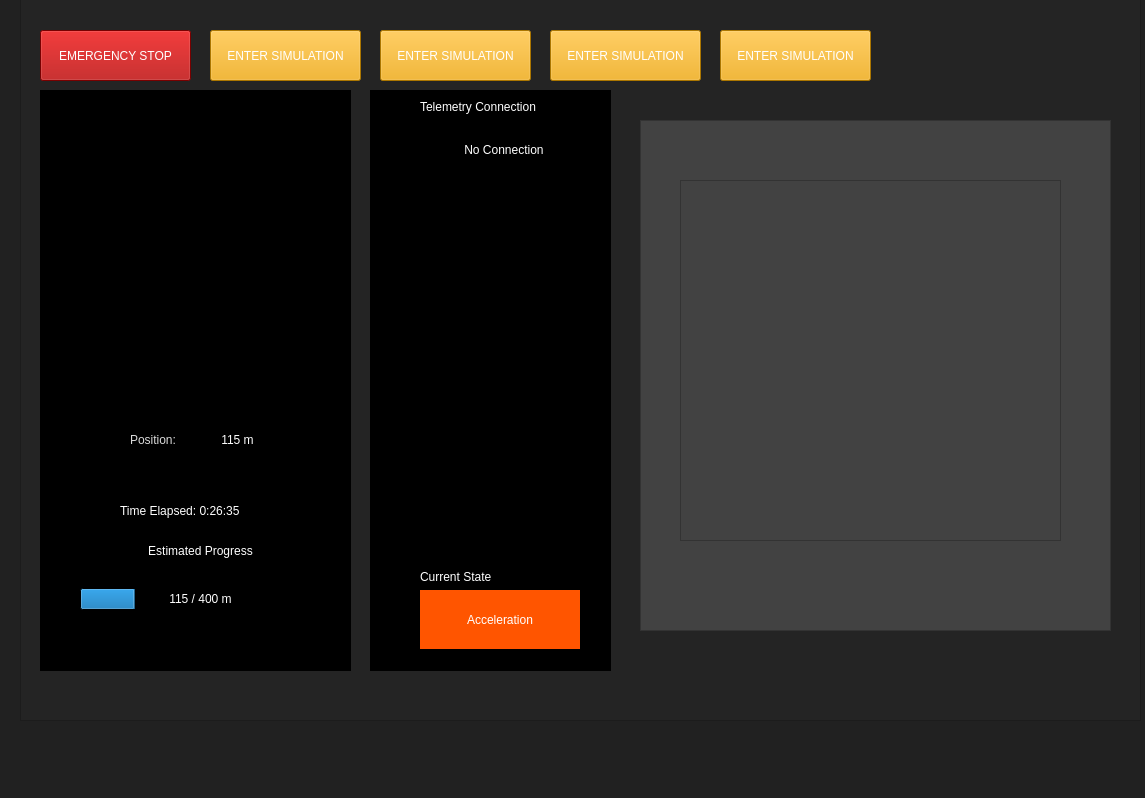
First picture: the form in GUI/AlbertaLoop_UI-Ian.ui, repository albertaloop/T_SWE_2019_2020, before the edit.
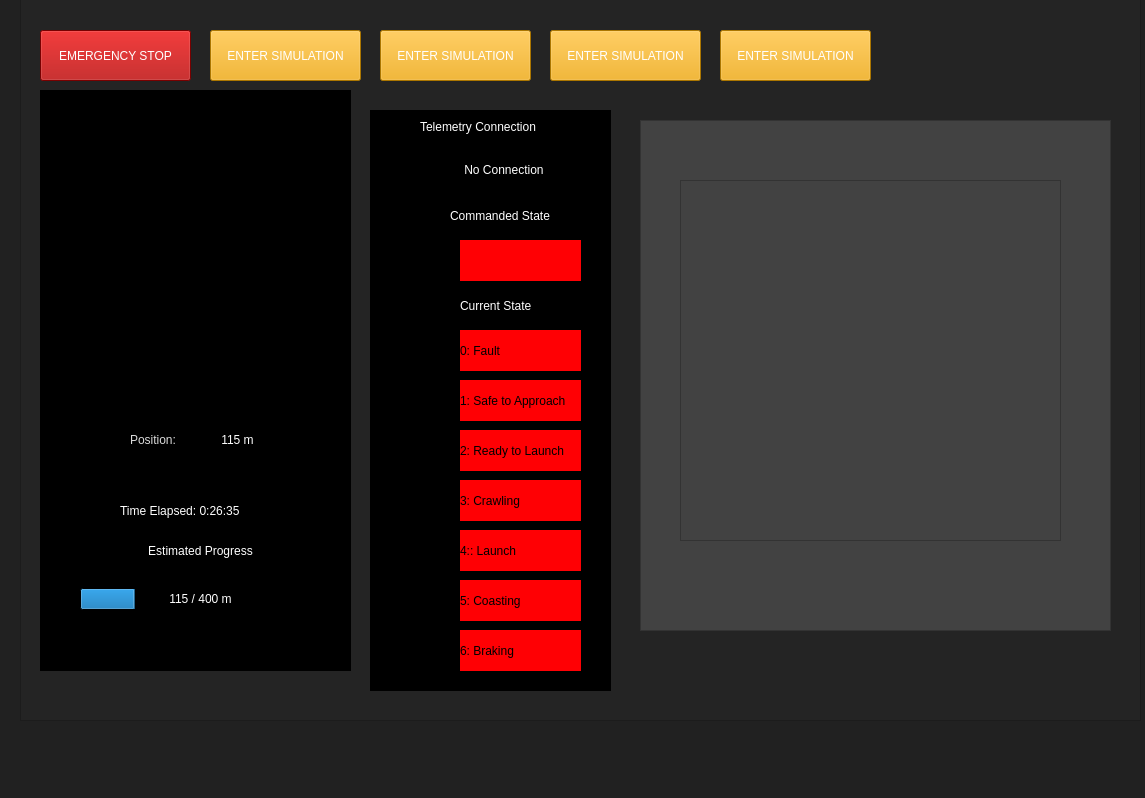
Second picture: the form after the edit. Icons and pictures are not drawn.

Commit message: added state labels to AlbertaLoop_UI-Ian.ui

```diff
--- a/GUI/AlbertaLoop_UI-Ian.ui
+++ b/GUI/AlbertaLoop_UI-Ian.ui
@@ -44,7 +44,7 @@
     <widget class="QLabel" name="albertaloop_logo">
      <property name="geometry">
       <rect>
-       <x>840</x>
+       <x>890</x>
        <y>50</y>
        <width>201</width>
        <height>31</height>
@@ -286,7 +286,7 @@
      <property name="geometry">
       <rect>
        <x>350</x>
-       <y>100</y>
+       <y>120</y>
        <width>241</width>
        <height>581</height>
       </rect>
@@ -305,65 +305,6 @@
      <property name="frameShadow">
       <enum>QFrame::Raised</enum>
      </property>
-     <widget class="QWidget" name="verticalLayoutWidget_3">
-      <property name="geometry">
-       <rect>
-        <x>50</x>
-        <y>480</y>
-        <width>160</width>
-        <height>80</height>
-       </rect>
-      </property>
-      <layout class="QVBoxLayout" name="current_state_layout">
-       <property name="spacing">
-        <number>6</number>
-       </property>
-       <property name="topMargin">
-        <number>0</number>
-       </property>
-       <property name="bottomMargin">
-        <number>1</number>
-       </property>
-       <item>
-        <widget class="QLabel" name="current_state_title">
-         <property name="sizePolicy">
-          <sizepolicy hsizetype="Preferred" vsizetype="Fixed">
-           <horstretch>0</horstretch>
-           <verstretch>0</verstretch>
-          </sizepolicy>
-         </property>
-         <property name="styleSheet">
-          <string notr="true">font: 75 10pt &quot;Microsoft YaHei&quot;;
-color: rgb(255, 255, 255);</string>
-         </property>
-         <property name="text">
-          <string>Current State</string>
-         </property>
-        </widget>
-       </item>
-       <item>
-        <widget class="QLabel" name="current_state_ind">
-         <property name="sizePolicy">
-          <sizepolicy hsizetype="Preferred" vsizetype="Expanding">
-           <horstretch>0</horstretch>
-           <verstretch>0</verstretch>
-          </sizepolicy>
-         </property>
-         <property name="styleSheet">
-          <string notr="true">color: rgb(255, 255, 255);
-background-color: rgb(255, 85, 0);
-font: 75 8pt &quot;Microsoft YaHei&quot;;</string>
-         </property>
-         <property name="text">
-          <string>Acceleration</string>
-         </property>
-         <property name="alignment">
-          <set>Qt::AlignCenter</set>
-         </property>
-        </widget>
-       </item>
-      </layout>
-     </widget>
      <widget class="QWidget" name="verticalLayoutWidget_4">
       <property name="geometry">
        <rect>
@@ -422,6 +363,214 @@
        </item>
       </layout>
      </widget>
+     <widget class="QLabel" name="currentStateTxt">
+      <property name="geometry">
+       <rect>
+        <x>90</x>
+        <y>180</y>
+        <width>121</width>
+        <height>31</height>
+       </rect>
+      </property>
+      <property name="sizePolicy">
+       <sizepolicy hsizetype="Preferred" vsizetype="Fixed">
+        <horstretch>0</horstretch>
+        <verstretch>0</verstretch>
+       </sizepolicy>
+      </property>
+      <property name="styleSheet">
+       <string notr="true">font: 75 10pt &quot;Microsoft YaHei&quot;;
+color: rgb(255, 255, 255);</string>
+      </property>
+      <property name="text">
+       <string>Current State</string>
+      </property>
+     </widget>
+     <widget class="QLabel" name="faultIcon">
+      <property name="geometry">
+       <rect>
+        <x>90</x>
+        <y>220</y>
+        <width>121</width>
+        <height>41</height>
+       </rect>
+      </property>
+      <property name="autoFillBackground">
+       <bool>false</bool>
+      </property>
+      <property name="styleSheet">
+       <string notr="true">background-color: rgb(255, 0, 4);</string>
+      </property>
+      <property name="text">
+       <string>0: Fault</string>
+      </property>
+     </widget>
+     <widget class="QLabel" name="safeAppIcon">
+      <property name="geometry">
+       <rect>
+        <x>90</x>
+        <y>270</y>
+        <width>121</width>
+        <height>41</height>
+       </rect>
+      </property>
+      <property name="autoFillBackground">
+       <bool>false</bool>
+      </property>
+      <property name="styleSheet">
+       <string notr="true">background-color: rgb(255, 0, 4);</string>
+      </property>
+      <property name="text">
+       <string>1: Safe to Approach</string>
+      </property>
+     </widget>
+     <widget class="QLabel" name="readyLaunchIcon">
+      <property name="geometry">
+       <rect>
+        <x>90</x>
+        <y>320</y>
+        <width>121</width>
+        <height>41</height>
+       </rect>
+      </property>
+      <property name="autoFillBackground">
+       <bool>false</bool>
+      </property>
+      <property name="styleSheet">
+       <string notr="true">background-color: rgb(255, 0, 4);</string>
+      </property>
+      <property name="text">
+       <string>2: Ready to Launch</string>
+      </property>
+     </widget>
+     <widget class="QLabel" name="launchIcon">
+      <property name="geometry">
+       <rect>
+        <x>90</x>
+        <y>420</y>
+        <width>121</width>
+        <height>41</height>
+       </rect>
+      </property>
+      <property name="autoFillBackground">
+       <bool>false</bool>
+      </property>
+      <property name="styleSheet">
+       <string notr="true">background-color: rgb(255, 0, 4);</string>
+      </property>
+      <property name="text">
+       <string>4:: Launch</string>
+      </property>
+     </widget>
+     <widget class="QLabel" name="coastIcon">
+      <property name="geometry">
+       <rect>
+        <x>90</x>
+        <y>470</y>
+        <width>121</width>
+        <height>41</height>
+       </rect>
+      </property>
+      <property name="autoFillBackground">
+       <bool>false</bool>
+      </property>
+      <property name="styleSheet">
+       <string notr="true">background-color: rgb(255, 0, 4);</string>
+      </property>
+      <property name="text">
+       <string>5: Coasting</string>
+      </property>
+     </widget>
+     <widget class="QLabel" name="brakeIcon">
+      <property name="geometry">
+       <rect>
+        <x>90</x>
+        <y>520</y>
+        <width>121</width>
+        <height>41</height>
+       </rect>
+      </property>
+      <property name="autoFillBackground">
+       <bool>false</bool>
+      </property>
+      <property name="styleSheet">
+       <string notr="true">background-color: rgb(255, 0, 4);</string>
+      </property>
+      <property name="text">
+       <string>6: Braking</string>
+      </property>
+     </widget>
+     <widget class="QLabel" name="crawlIcon">
+      <property name="geometry">
+       <rect>
+        <x>90</x>
+        <y>370</y>
+        <width>121</width>
+        <height>41</height>
+       </rect>
+      </property>
+      <property name="autoFillBackground">
+       <bool>false</bool>
+      </property>
+      <property name="styleSheet">
+       <string notr="true">background-color: rgb(255, 0, 4);</string>
+      </property>
+      <property name="text">
+       <string>3: Crawling</string>
+      </property>
+     </widget>
+     <widget class="QLabel" name="cmdStateTxt">
+      <property name="geometry">
+       <rect>
+        <x>80</x>
+        <y>90</y>
+        <width>151</width>
+        <height>31</height>
+       </rect>
+      </property>
+      <property name="sizePolicy">
+       <sizepolicy hsizetype="Preferred" vsizetype="Fixed">
+        <horstretch>0</horstretch>
+        <verstretch>0</verstretch>
+       </sizepolicy>
+      </property>
+      <property name="styleSheet">
+       <string notr="true">font: 75 10pt &quot;Microsoft YaHei&quot;;
+color: rgb(255, 255, 255);</string>
+      </property>
+      <property name="text">
+       <string>Commanded State</string>
+      </property>
+     </widget>
+     <widget class="QLabel" name="cmdStateIcon">
+      <property name="geometry">
+       <rect>
+        <x>90</x>
+        <y>130</y>
+        <width>121</width>
+        <height>41</height>
+       </rect>
+      </property>
+      <property name="autoFillBackground">
+       <bool>false</bool>
+      </property>
+      <property name="styleSheet">
+       <string notr="true">background-color: rgb(255, 0, 4);</string>
+      </property>
+      <property name="text">
+       <string/>
+      </property>
+     </widget>
+     <widget class="QGraphicsView" name="graphicsView">
+      <property name="geometry">
+       <rect>
+        <x>10</x>
+        <y>130</y>
+        <width>71</width>
+        <height>41</height>
+       </rect>
+      </property>
+     </widget>
     </widget>
     <widget class="QPushButton" name="simulation_button_2">
      <property name="geometry">
```
Left out of the diff: 8 changed lines with no effect on the pictures.
